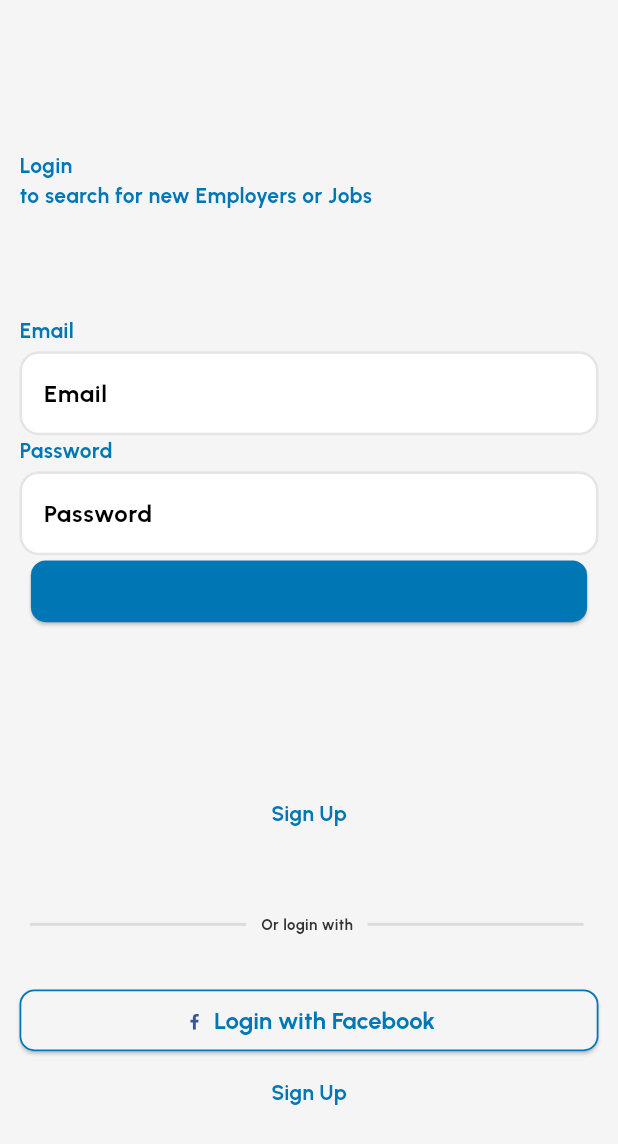
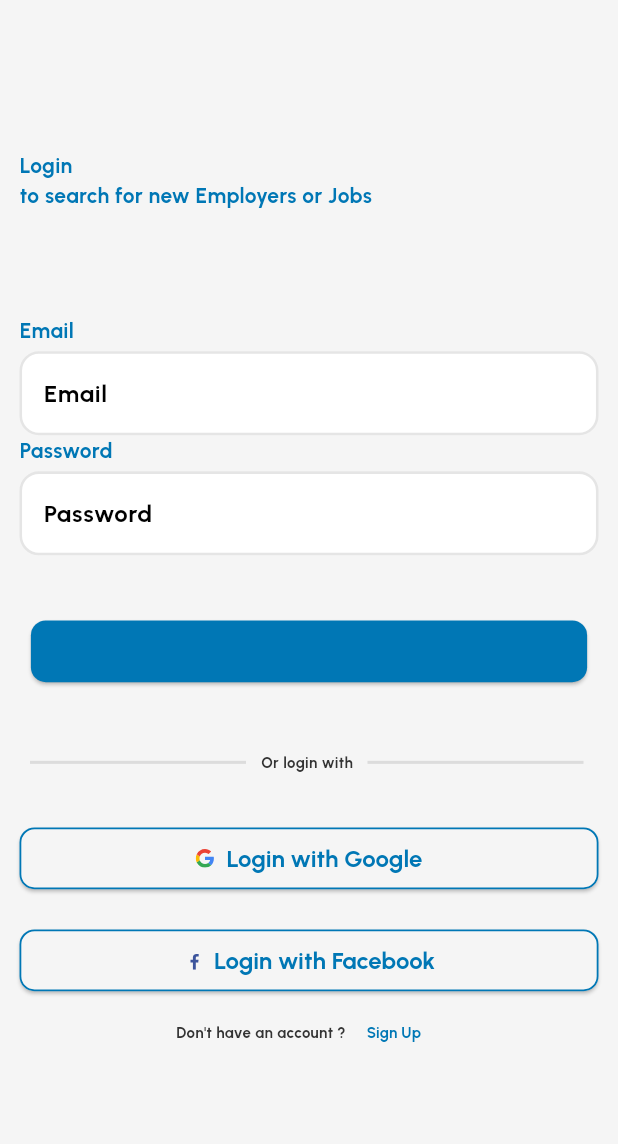
Before and after one commit to WissamAlmsalati/quick_hire_app, a Flutter app: the LoginScreen screen opened directly, on a phone screen of 412 x 824 dp. Shown: the top 1144 px of the screen. Run offline on Flutter 3.47's test engine with Material 3 defaults, Android fonts, the phone set to English and light mode, and no system bars; our stand-ins replace bloc, flutter_bloc, flutter_svg, gap, google_fonts; missing offline and left inert: dart:ffi.

Commit message:
log in new screen

```diff
--- a/lib/features/authintication_screens/presentation/widgets/login_form_widget.dart
+++ b/lib/features/authintication_screens/presentation/widgets/login_form_widget.dart
@@ -38,6 +38,7 @@
               labelText: 'Password',
               obscureText: true,
             ),
+            Gap(40),
             CustomButton(
                 text: "Login",
                 onPressed: () {},
@@ -55,13 +56,7 @@
                 return Container();
               },
             ),
-            const Gap(100),
-            TextButton(
-                onPressed: () {
-                  Navigator.push(context,
-                      MaterialPageRoute(builder: (context) => SignUpScreen()));
-                },
-                child: Text('Sign Up')),
+
             Gap(40),
             Row(
               children: [
@@ -89,6 +84,18 @@
             ),
             const Gap(30),
             CustomButton(
+              text: "Login with Google",
+              onPressed: () {},
+              color: AppColors.backgroundColor,
+              textColor: AppColors.primaryColor,
+              isHaveIcon: true,
+              icon: AppIcons.googleIcon,
+              isHaveBorder: true,
+              borderColor: AppColors.primaryColor,
+
+            ),
+            Gap(20),
+            CustomButton(
               text: "Login with Facebook",
               onPressed: () {},
               color: AppColors.backgroundColor,
@@ -100,12 +107,20 @@
 
             ),
 
-            TextButton(
-              onPressed: () {
-                Navigator.push(context,
-                    MaterialPageRoute(builder: (context) => SignUpScreen()));
-              },
-              child: Text('Sign Up'),
+            Row(
+              mainAxisAlignment: MainAxisAlignment.center,
+              children: [
+                Text("Don't have an account ?",
+                    style: TextStyle(color: Color(0xFF333333), fontSize: 10)),
+                TextButton(
+                  onPressed: () {
+                    Navigator.push(context,
+                        MaterialPageRoute(builder: (context) => SignUpScreen()));
+                  },
+                  child: Text('Sign Up',
+                      style: TextStyle(color: Color(0xFF0077B5), fontSize: 10)),
+                ),
+              ],
             ),
           ],
         ),
```
